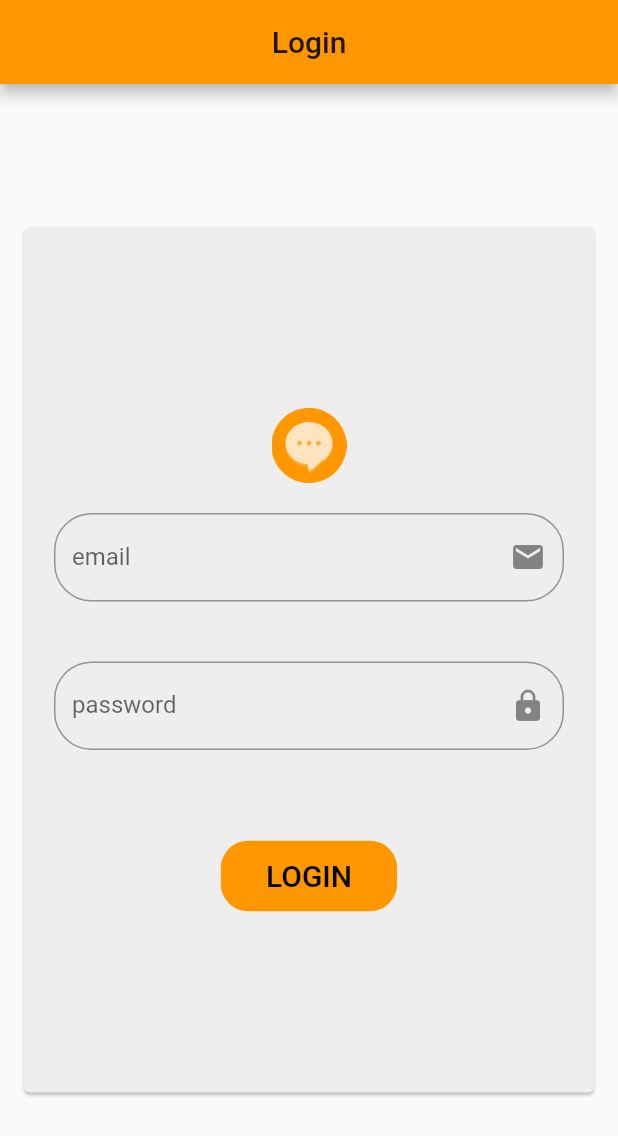
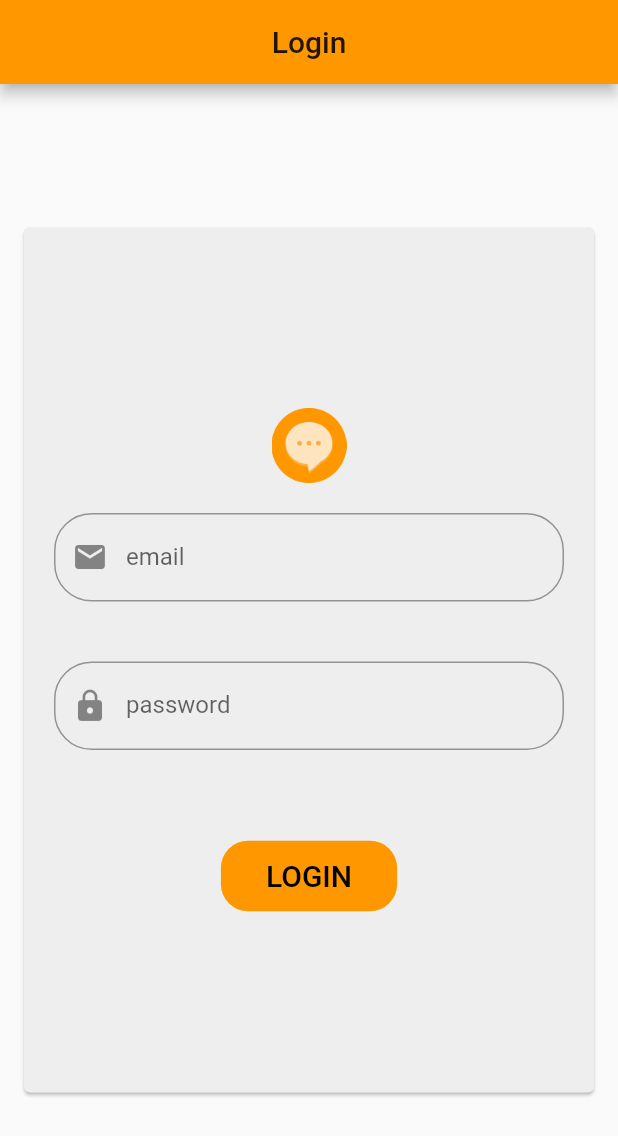
Before and after one commit to AliAsiri19/flutter_chat, a Flutter app: the screen it shows after launch, on a phone screen of 412 x 824 dp. Shown: the top 1136 px of the screen. Run offline on Flutter 3.47's test engine with Material 2 defaults, Android fonts, the light colour scheme and no system bars; Roboto replaces fonts that are missing (Poppins).

Commit message:
Change icons places

```diff
--- a/lib/page/login_page.dart
+++ b/lib/page/login_page.dart
@@ -73,7 +73,7 @@ class CustomTextField extends StatelessWidget {
       child: TextFormField(
         obscureText: obscure,
         decoration: new InputDecoration(
-          suffixIcon: icon,
+          prefixIcon: icon,
           labelText: text,
           fillColor: Colors.white,
           border: new OutlineInputBorder(
```
